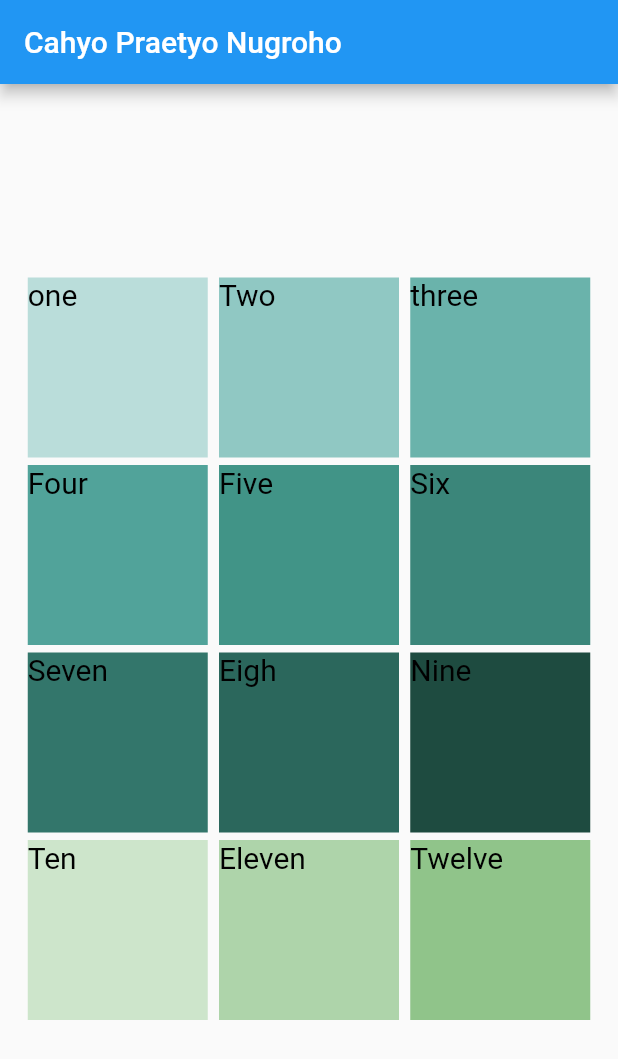
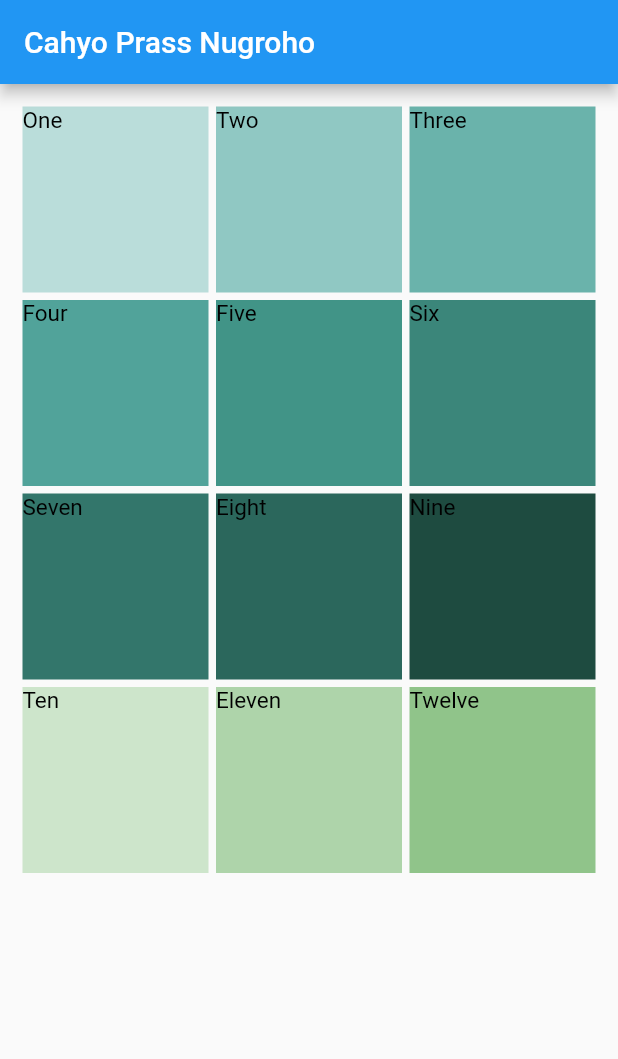
Before and after one commit to cahyopras/pertemuan_7_201011400662, a Flutter app: the screen it shows after launch, on a phone screen of 412 x 824 dp. Shown: the top 1059 px of the screen. Run offline on Flutter 3.47's test engine with Material 2 defaults, Android fonts, the phone set to English and light mode, and no system bars.

Commit message:
pertemian7

```diff
--- a/lib/main.dart
+++ b/lib/main.dart
@@ -9,195 +9,129 @@ class MyApp extends StatelessWidget {
       title: 'uts_201011400662',
       home: Scaffold(
         appBar: AppBar(
-          title: Text('Cahyo Praetyo Nugroho'),
+          title: Text('Cahyo Prass Nugroho'),
         ),
-        body:Center(
-           child: Container(
-            width: 390,
-            height: double.infinity,
-            alignment: Alignment.center,
-            child: AspectRatio(
-              aspectRatio: 3 / 4 ,
-              child: Column(
-        children:  [
-          SizedBox(
-            height: 5,
-            width: 5,
+         body: Container(
+          padding: const EdgeInsets.all(15),
+          child: GridView.count(
+            crossAxisCount: 3,
+            crossAxisSpacing: 5,
+            mainAxisSpacing: 5,
+            children: <Widget>[
+              Container(
+                width: 90,
+                height: 90,
+                color: Color(0xffbaddda),
+                child: Text(
+                  'One',
+                  style: TextStyle(fontSize: 15, color: Colors.black),
                 ),
-          Row(
-
-            mainAxisAlignment: MainAxisAlignment.spaceEvenly,
-            children: [
+              ),
               Container(
-                width: 120,
-                height: 120,
-                color: Color (0xffbaddda),
-                //child: Center(
-                  child: Text(
-                    'one',
-                    style: TextStyle(fontSize: 20, color: Colors.black),
-                  ),
-
-               ),
-
-             Container(
-                width: 120,
-                height: 120,
+                width: 90,
+                height: 90,
                 color: Color(0xFF90c8c3),
-
                 child: Text(
                   'Two',
-                    style: TextStyle(fontSize: 20, color: Colors.black),
+                  style: TextStyle(fontSize: 15, color: Colors.black),
                 ),
-
               ),
               Container(
-                width: 120,
-                height: 120,
+                width: 90,
+                height: 90,
                 color: Color(0xFF6ab3ab),
-
                 child: Text(
-                    'three',
-                    style: TextStyle(fontSize: 20, color: Colors.black),
+                  'Three',
+                  style: TextStyle(fontSize: 15, color: Colors.black),
                 ),
-
+              ),
+              Container(
+                width: 90,
+                height: 90,
+                color: Color(0xFF51a39a),
+                child: Text(
+                  'Four',
+                  style: TextStyle(fontSize: 15, color: Colors.black),
+                ),
+              ),
+              Container(
+                width: 90,
+                height: 90,
+                color: Color(0xFF419487),
+                child: Text(
+                  'Five',
+                  style: TextStyle(fontSize: 15, color: Colors.black),
+                ),
+              ),
+              Container(
+                width: 90,
+                height: 90,
+                color: Color(0xFF3b867a),
+                child: Text(
+                  'Six',
+                  style: TextStyle(fontSize: 15, color: Colors.black),
+                ),
+              ),
+              Container(
+                width: 90,
+                height: 90,
+                color: Color(0xFF33766b),
+                child: Text(
+                  'Seven',
+                  style: TextStyle(fontSize: 15, color: Colors.black),
+                ),
+              ),
+              Container(
+                width: 90,
+                height: 90,
+                color: Color(0xFF2b675c),
+                child: Text(
+                  'Eight',
+                  style: TextStyle(fontSize: 15, color: Colors.black),
+                ),
+              ),
+              Container(
+                width: 90,
+                height: 90,
+                color: Color(0xFF1e4b40),
+                child: Text(
+                  'Nine',
+                  style: TextStyle(fontSize: 15, color: Colors.black),
+                ),
+              ),
+              Container(
+                width: 90,
+                height: 90,
+                color: Color(0xFFcde5cb),
+                child: Text(
+                  'Ten',
+                  style: TextStyle(fontSize: 15, color: Colors.black),
+                ),
+              ),
+              Container(
+                width: 90,
+                height: 90,
+                color: Color(0xFFaed4aa),
+                child: Text(
+                  'Eleven',
+                  style: TextStyle(fontSize: 15, color: Colors.black),
+                ),
+              ),
+              Container(
+                width: 90,
+                height: 90,
+                color: Color(0xFF90c48a),
+                child: Text(
+                  'Twelve',
+                  style: TextStyle(fontSize: 15, color: Colors.black),
+                ),
               ),
             ],
           ),
-          SizedBox(
-            height: 5,
-         ),//,
+        ),
+      ),
+    );
 
-          Row(
-            mainAxisAlignment: MainAxisAlignment.spaceEvenly,
-            children: [
 
-              Container(
-                width: 120,
-                height: 120,
-                color: Color(0xFF51a39a),
-
-                  child: Text(
-                    'Four',
-                    style: TextStyle(fontSize: 20, color: Colors.black),
-                  ),
-
-              ),
-              Container(
-               width: 120,
-                height: 120,
-                color: Color(0xFF419487),
-                  child: Text(
-                    'Five',
-                    style: TextStyle(fontSize: 20, color: Colors.black),
-                  ),
-
-              ),
-               Container(
-              width: 120,
-                height: 120,
-                color: Color(0xFF3b867a),
-
-                  child: Text(
-                    'Six',
-                    style: TextStyle(fontSize: 20, color: Colors.black),
-                  ),
-
-              ),
-            ],
-          ),
-           SizedBox(
-            height: 5,
-         ),//,
-          Row(
-            mainAxisAlignment: MainAxisAlignment.spaceEvenly,
-            children: [
-
-              Container(
-               width: 120,
-                height: 120,
-                color: Color(0xFF33766b),
-
-                  child: Text(
-                    'Seven',
-                    style: TextStyle(fontSize: 20, color: Colors.black),
-                  ),
-
-              ),
-              Container(
-                width: 120,
-                height: 120,
-                color: Color(0xFF2b675c),
-
-                  child: Text(
-                    'Eigh',
-                    style: TextStyle(fontSize: 20, color: Colors.black),
-                  ),
-
-              ),
-               Container(
-                width: 120,
-                height: 120,
-                color: Color(0xFF1e4b40),
-
-                  child: Text(
-                    'Nine',
-                    style: TextStyle(fontSize: 20, color: Colors.black),
-                  ),
-
-              ),
-
-            ],
-          ),
-          SizedBox(
-            height: 5,
-         ),//,
-          Row(
-            mainAxisAlignment: MainAxisAlignment.spaceEvenly,
-            children: [
-
-              Container(
-               width: 120,
-                height: 120,
-                color: Color(0xFFcde5cb),
-
-                  child: Text(
-                    'Ten',
-                    style: TextStyle(fontSize: 20, color: Colors.black),
-                  ),
-
-              ),
-              Container(
-                width: 120,
-                height: 120,
-                color: Color(0xFFaed4aa),
-
-                  child: Text(
-                    'Eleven',
-                    style: TextStyle(fontSize: 20, color: Colors.black),
-                  ),
-
-              ),
-               Container(
-                width: 120,
-                height: 120,
-                color: Color(0xFF90c48a),
-                  child: Text(
-                    'Twelve',
-                    style: TextStyle(fontSize: 20, color: Colors.black),
-                  ),
-
-              ),
-            ] ,
-          ),
-
-        ],
-      ),
-
-      ),
-           )
-        )
-      )
-    );
   }
 }
```
Lines whose indentation alone changed are shown as unchanged.
